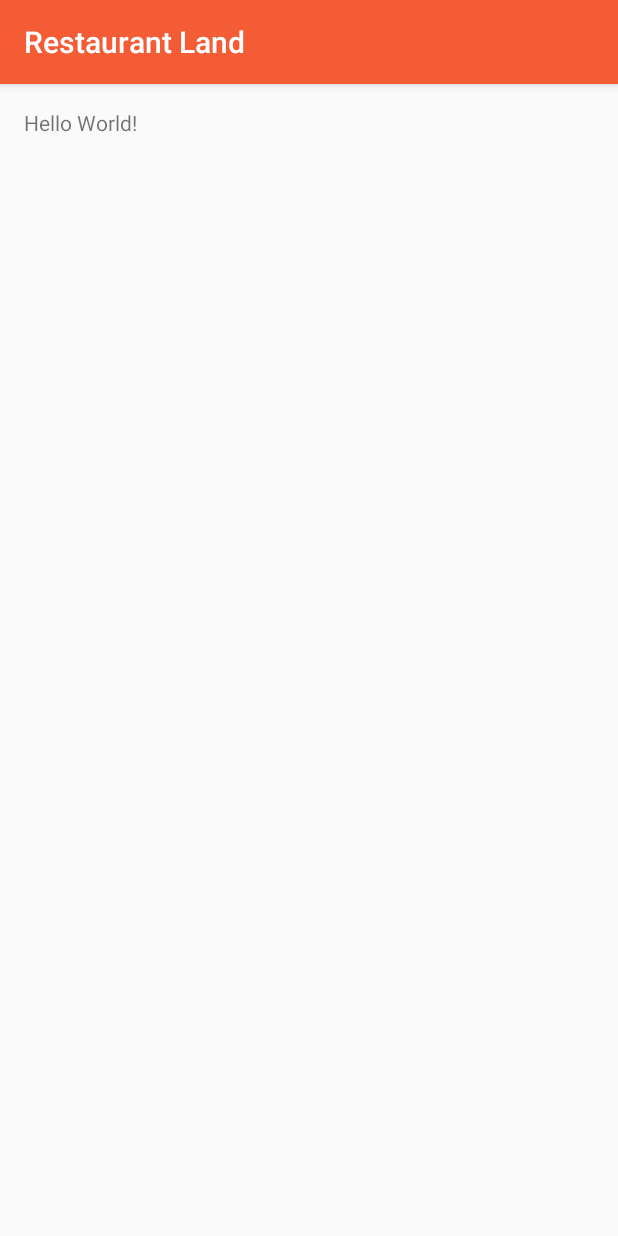
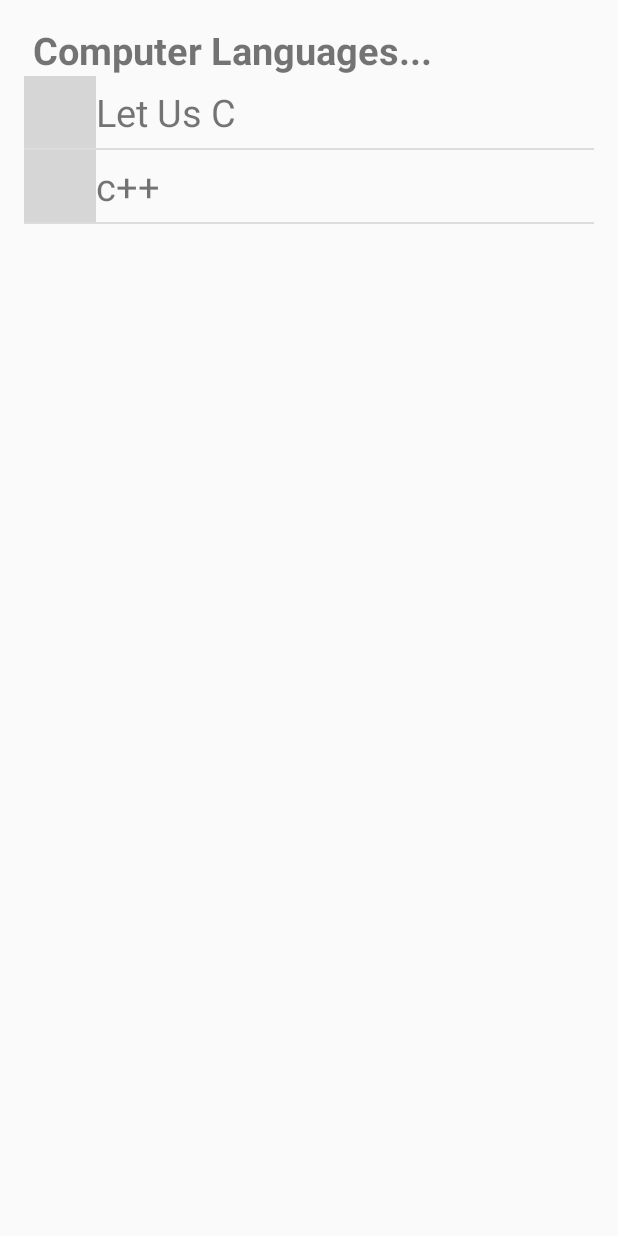
Before and after one commit to RiadKrasniqi/REstaurantLandd, an Android app: the MainActivity screen opened directly, with no data from a screen before it, on a phone screen of 412 x 824 dp. Run offline under Robolectric (Android 15) with nearby library versions, the light colour scheme and no system bars; grey boxes are pictures that could not be loaded.

Commit message:
First Commit

```diff
--- /dev/null
+++ b/app/src/main/java/com/example/riad/restaurantlandd/CustomAdapter.java
@@ -0,0 +1,67 @@
+package com.example.riad.restaurantlandd;
+import android.content.Context;
+import android.view.LayoutInflater;
+import android.view.View;
+import android.view.View.OnClickListener;
+import android.view.ViewGroup;
+import android.widget.BaseAdapter;
+import android.widget.ImageView;
+import android.widget.TextView;
+import android.widget.Toast;
+public class CustomAdapter extends BaseAdapter{
+    String [] result;
+    Context context;
+    int [] imageId;
+    private static LayoutInflater inflater=null;
+    public CustomAdapter(MainActivity mainActivity, String[] prgmNameList, int[] prgmImages) {
+        // TODO Auto-generated constructor stub
+        result=prgmNameList;
+        context=mainActivity;
+        imageId=prgmImages;
+        inflater = ( LayoutInflater )context.
+                getSystemService(Context.LAYOUT_INFLATER_SERVICE);
+    }
+    @Override
+    public int getCount() {
+        // TODO Auto-generated method stub
+        return result.length;
+    }
+
+    @Override
+    public Object getItem(int position) {
+        // TODO Auto-generated method stub
+        return position;
+    }
+
+    @Override
+    public long getItemId(int position) {
+        // TODO Auto-generated method stub
+        return position;
+    }
+
+    public class Holder
+    {
+        TextView tv;
+        ImageView img;
+    }
+    @Override
+    public View getView(final int position, View convertView, ViewGroup parent) {
+        // TODO Auto-generated method stub
+        Holder holder=new Holder();
+        View rowView;
+        rowView = inflater.inflate(R.layout.program_list, null);
+        holder.tv=(TextView) rowView.findViewById(R.id.textView1);
+        holder.img=(ImageView) rowView.findViewById(R.id.imageView1);
+        holder.tv.setText(result[position]);
+        holder.img.setImageResource(imageId[position]);
+        rowView.setOnClickListener(new OnClickListener() {
+            @Override
+            public void onClick(View v) {
+                // TODO Auto-generated method stub
+                Toast.makeText(context, "You Clicked "+result[position], Toast.LENGTH_LONG).show();
+            }
+        });
+        return rowView;
+    }
+
+}
--- a/app/src/main/java/com/example/riad/restaurantlandd/MainActivity.java
+++ b/app/src/main/java/com/example/riad/restaurantlandd/MainActivity.java
@@ -1,13 +1,31 @@
 package com.example.riad.restaurantlandd;
+import android.app.Activity;
+import android.content.Context;
+import android.os.Bundle;
+import android.widget.ListView;
 
-import android.support.v7.app.AppCompatActivity;
-import android.os.Bundle;
+import java.util.ArrayList;
 
-public class MainActivity extends AppCompatActivity {
+public class MainActivity extends Activity {
 
+    ListView lv;
+    Context context;
+
+    ArrayList prgmName;
+    public static int [] prgmImages={R.drawable.restaurantapp,R.drawable.back};
+    public static String [] prgmNameList={"Let Us C","c++"};
     @Override
     protected void onCreate(Bundle savedInstanceState) {
         super.onCreate(savedInstanceState);
         setContentView(R.layout.activity_main);
+
+        context=this;
+
+        lv=(ListView) findViewById(R.id.listView);
+        lv.setAdapter(new CustomAdapter(this, prgmNameList,prgmImages));
+
     }
+
+
+
 }
--- a/app/src/main/res/layout/activity_main.xml
+++ b/app/src/main/res/layout/activity_main.xml
@@ -1,16 +1,26 @@
-<?xml version="1.0" encoding="utf-8"?>
-<RelativeLayout xmlns:android="http://schemas.android.com/apk/res/android"
+<LinearLayout xmlns:android="http://schemas.android.com/apk/res/android"
     xmlns:tools="http://schemas.android.com/tools"
     android:layout_width="match_parent"
     android:layout_height="match_parent"
+    android:orientation="vertical"
     android:paddingBottom="@dimen/activity_vertical_margin"
     android:paddingLeft="@dimen/activity_horizontal_margin"
     android:paddingRight="@dimen/activity_horizontal_margin"
     android:paddingTop="@dimen/activity_vertical_margin"
-    tools:context="com.example.riad.restaurantlandd.MainActivity">
+    tools:context=".MainActivity" >
 
     <TextView
+        android:id="@+id/textView1"
         android:layout_width="wrap_content"
         android:layout_height="wrap_content"
-        android:text="Hello World!" />
-</RelativeLayout>
+        android:textSize="25dp"
+        android:textStyle="bold"
+        android:text=" Computer Languages..." />
+
+    <ListView
+        android:id="@+id/listView"
+        android:layout_width="fill_parent"
+        android:layout_height="fill_parent" >
+    </ListView>
+
+</LinearLayout>
--- /dev/null
+++ b/app/src/main/res/layout/program_list.xml
@@ -0,0 +1,22 @@
+<?xml version="1.0" encoding="utf-8"?>
+<LinearLayout xmlns:android="http://schemas.android.com/apk/res/android"
+    android:layout_width="match_parent"
+    android:layout_height="match_parent"
+    android:orientation="horizontal" >
+
+    <ImageView
+        android:id="@+id/imageView1"
+        android:layout_gravity="center"
+        android:layout_width="48dp"
+        android:layout_height="48dp"
+        android:src="@mipmap/ic_launcher" />
+
+    <TextView
+        android:id="@+id/textView1"
+        android:layout_gravity="center"
+        android:layout_width="wrap_content"
+        android:layout_height="wrap_content"
+        android:textSize="25dp"
+        android:text="TextView" />
+
+</LinearLayout>
```
